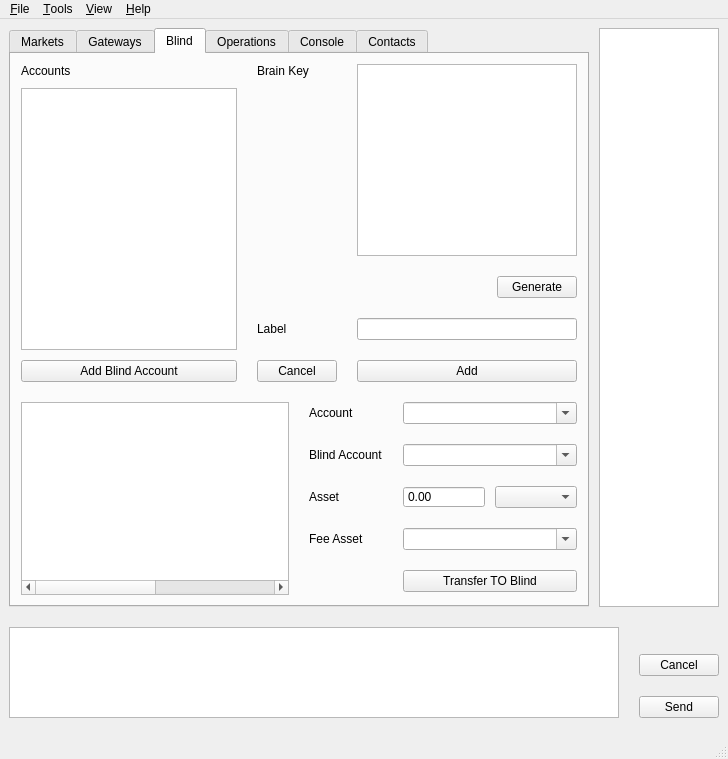
Old version of the form bitsharesqt/mainwindow.ui in the repository jhtitor/citadel.
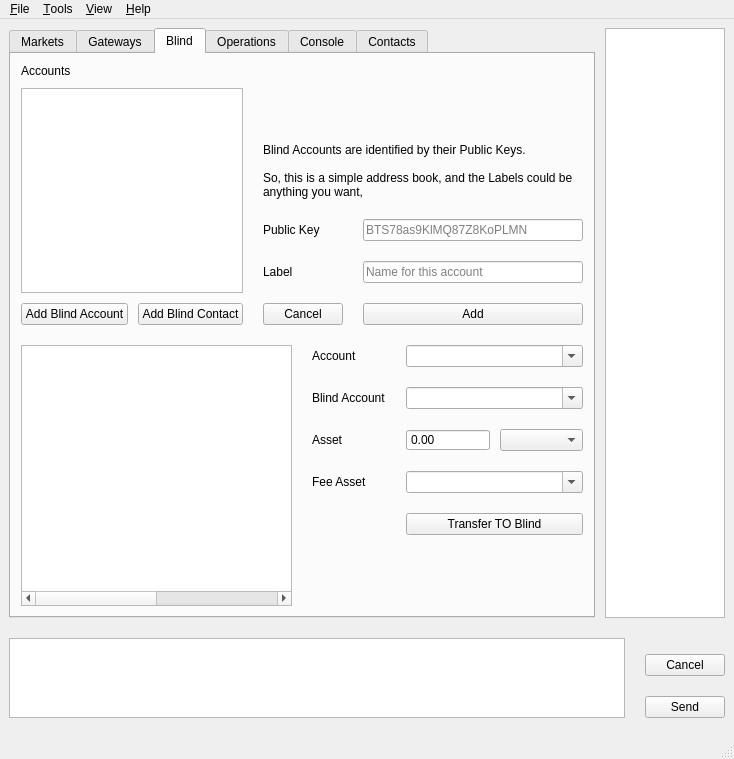
New version of the form. The open tabs and pages were chosen to show the change. Icons and pictures are not drawn. Custom widgets are drawn as their Qt base class.

Commit message: Add blind contacts to blind transfer tab.

```diff
--- a/bitsharesqt/mainwindow.ui
+++ b/bitsharesqt/mainwindow.ui
@@ -1328,11 +1328,22 @@
                </widget>
               </item>
               <item>
-               <widget class="QPushButton" name="viewBlindCreate">
-                <property name="text">
-                 <string>Add Blind Account</string>
-                </property>
-               </widget>
+               <layout class="QHBoxLayout" name="horizontalLayout_22">
+                <item>
+                 <widget class="QPushButton" name="viewBlindCreate">
+                  <property name="text">
+                   <string>Add Blind Account</string>
+                  </property>
+                 </widget>
+                </item>
+                <item>
+                 <widget class="QPushButton" name="viewBlindContact">
+                  <property name="text">
+                   <string>Add Blind Contact</string>
+                  </property>
+                 </widget>
+                </item>
+               </layout>
               </item>
              </layout>
             </item>
@@ -1351,7 +1362,7 @@
                </size>
               </property>
               <property name="currentIndex">
-               <number>1</number>
+               <number>2</number>
               </property>
               <widget class="QWidget" name="page_3">
                <property name="sizePolicy">
@@ -1555,6 +1566,9 @@
                     <height>20</height>
                    </size>
                   </property>
+                  <property name="placeholderText">
+                   <string>Name for this account</string>
+                  </property>
                  </widget>
                 </item>
                 <item row="3" column="0">
@@ -1603,6 +1617,91 @@
                 </item>
                </layout>
               </widget>
+              <widget class="QWidget" name="pageNewContact">
+               <layout class="QFormLayout" name="formLayout_11">
+                <property name="formAlignment">
+                 <set>Qt::AlignBottom|Qt::AlignLeading|Qt::AlignLeft</set>
+                </property>
+                <property name="horizontalSpacing">
+                 <number>20</number>
+                </property>
+                <property name="verticalSpacing">
+                 <number>20</number>
+                </property>
+                <property name="leftMargin">
+                 <number>0</number>
+                </property>
+                <property name="topMargin">
+                 <number>0</number>
+                </property>
+                <property name="rightMargin">
+                 <number>0</number>
+                </property>
+                <property name="bottomMargin">
+                 <number>0</number>
+                </property>
+                <item row="1" column="0">
+                 <widget class="QLabel" name="label_25">
+                  <property name="text">
+                   <string>Public Key</string>
+                  </property>
+                 </widget>
+                </item>
+                <item row="1" column="1">
+                 <widget class="QLineEdit" name="blindContactPubkey">
+                  <property name="placeholderText">
+                   <string>BTS78as9KlMQ87Z8KoPLMN</string>
+                  </property>
+                 </widget>
+                </item>
+                <item row="2" column="0">
+                 <widget class="QLabel" name="label_45">
+                  <property name="text">
+                   <string>Label</string>
+                  </property>
+                 </widget>
+                </item>
+                <item row="2" column="1">
+                 <widget class="QLineEdit" name="blindContactLabel">
+                  <property name="minimumSize">
+                   <size>
+                    <width>0</width>
+                    <height>20</height>
+                   </size>
+                  </property>
+                  <property name="placeholderText">
+                   <string>Name for this account</string>
+                  </property>
+                 </widget>
+                </item>
+                <item row="3" column="0">
+                 <widget class="QPushButton" name="blindContactCancel">
+                  <property name="text">
+                   <string>Cancel</string>
+                  </property>
+                 </widget>
+                </item>
+                <item row="3" column="1">
+                 <widget class="QPushButton" name="blindContactCreate">
+                  <property name="text">
+                   <string>Add</string>
+                  </property>
+                 </widget>
+                </item>
+                <item row="0" column="0" colspan="2">
+                 <widget class="QLabel" name="label_26">
+                  <property name="text">
+                   <string>Blind Accounts are identified by their Public Keys.
+
+So, this is a simple address book, and the Labels could be anything you want,</string>
+                  </property>
+                  <property name="wordWrap">
+                   <bool>true</bool>
+                  </property>
+                 </widget>
+                </item>
+               </layout>
+              </widget>
              </widget>
             </item>
            </layout>
```
Left out of the diff: 5 changed lines with no effect on the pictures. The commit also changes 1 other file.
